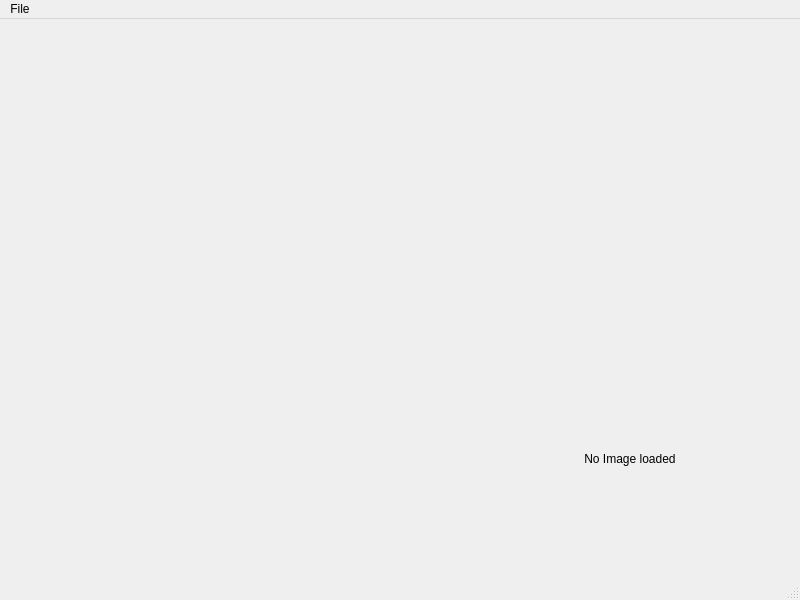
The window that src/ui/mainwindow.ui (cloutician/WormProfiler) describes before a commit, drawn with Qt 5.
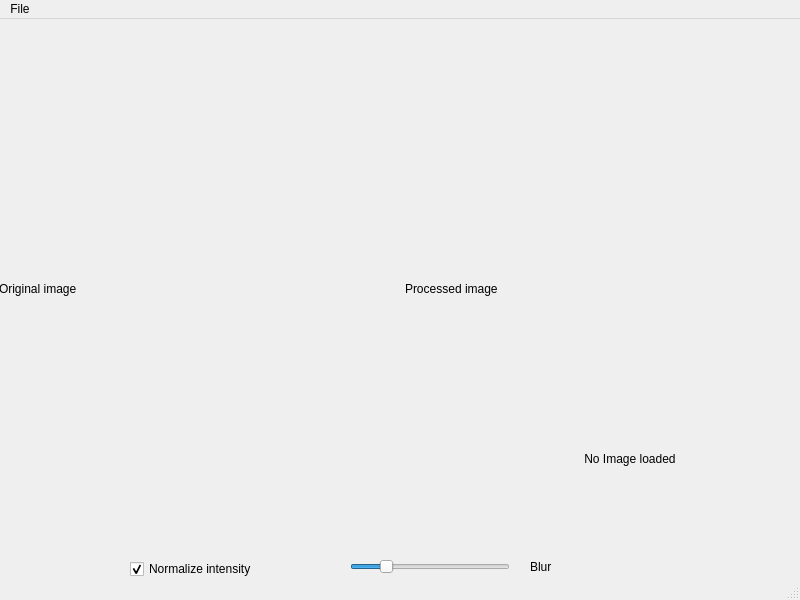
The same window after the commit.

Commit message: Add preprocessed image export

```diff
--- a/src/ui/mainwindow.ui
+++ b/src/ui/mainwindow.ui
@@ -36,6 +36,92 @@
      <set>Qt::AlignmentFlag::AlignCenter</set>
     </property>
    </widget>
+   <widget class="QWidget" name="horizontalLayoutWidget">
+    <property name="geometry">
+     <rect>
+      <x>-1</x>
+      <y>-1</y>
+      <width>801</width>
+      <height>541</height>
+     </rect>
+    </property>
+    <layout class="QHBoxLayout" name="horizontalLayout">
+     <item>
+      <widget class="QLabel" name="originalImageLabel">
+       <property name="minimumSize">
+        <size>
+         <width>400</width>
+         <height>400</height>
+        </size>
+       </property>
+       <property name="text">
+        <string>Original image</string>
+       </property>
+      </widget>
+     </item>
+     <item>
+      <widget class="QLabel" name="processedImageLabel">
+       <property name="baseSize">
+        <size>
+         <width>400</width>
+         <height>400</height>
+        </size>
+       </property>
+       <property name="text">
+        <string>Processed image</string>
+       </property>
+      </widget>
+     </item>
+    </layout>
+   </widget>
+   <widget class="QCheckBox" name="normalizeCheckBox">
+    <property name="geometry">
+     <rect>
+      <x>130</x>
+      <y>540</y>
+      <width>194</width>
+      <height>20</height>
+     </rect>
+    </property>
+    <property name="text">
+     <string>Normalize intensity</string>
+    </property>
+    <property name="checked">
+     <bool>true</bool>
+    </property>
+   </widget>
+   <widget class="QSlider" name="blurSlider">
+    <property name="geometry">
+     <rect>
+      <x>350</x>
+      <y>540</y>
+      <width>160</width>
+      <height>16</height>
+     </rect>
+    </property>
+    <property name="maximum">
+     <number>10</number>
+    </property>
+    <property name="value">
+     <number>2</number>
+    </property>
+    <property name="orientation">
+     <enum>Qt::Orientation::Horizontal</enum>
+    </property>
+   </widget>
+   <widget class="QLabel" name="label">
+    <property name="geometry">
+     <rect>
+      <x>530</x>
+      <y>540</y>
+      <width>49</width>
+      <height>16</height>
+     </rect>
+    </property>
+    <property name="text">
+     <string>Blur</string>
+    </property>
+   </widget>
   </widget>
   <widget class="QMenuBar" name="menubar">
    <property name="geometry">
```
Left out of the diff: 6 changed lines with no effect on the pictures. The commit also changes 5 other files.
